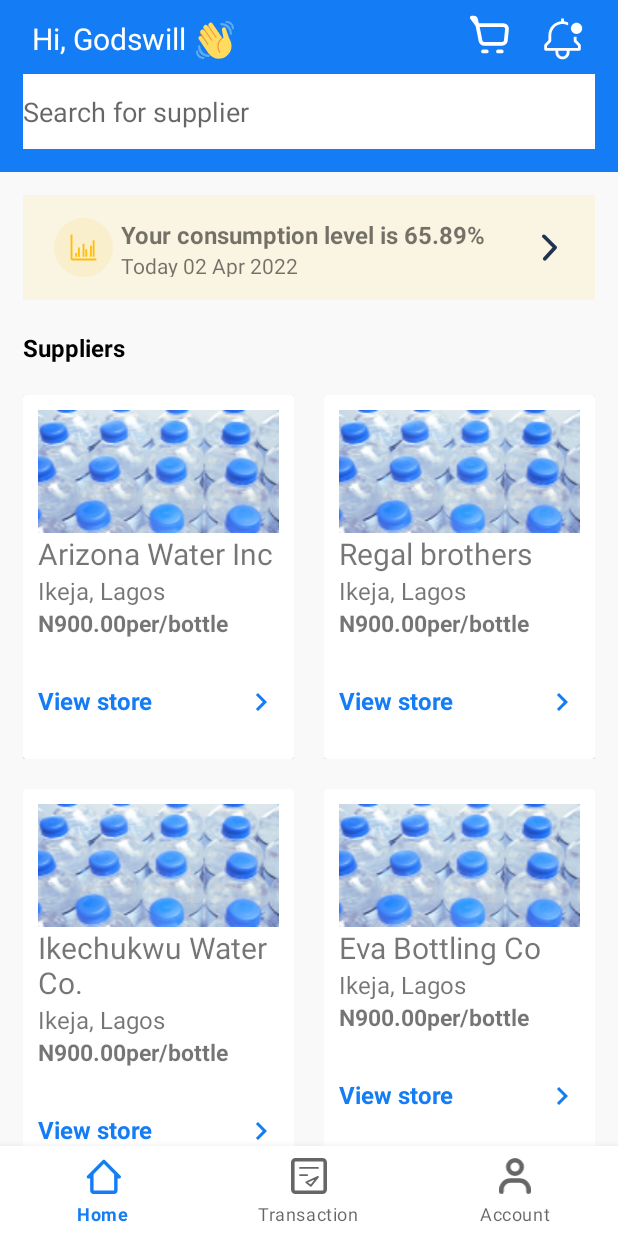
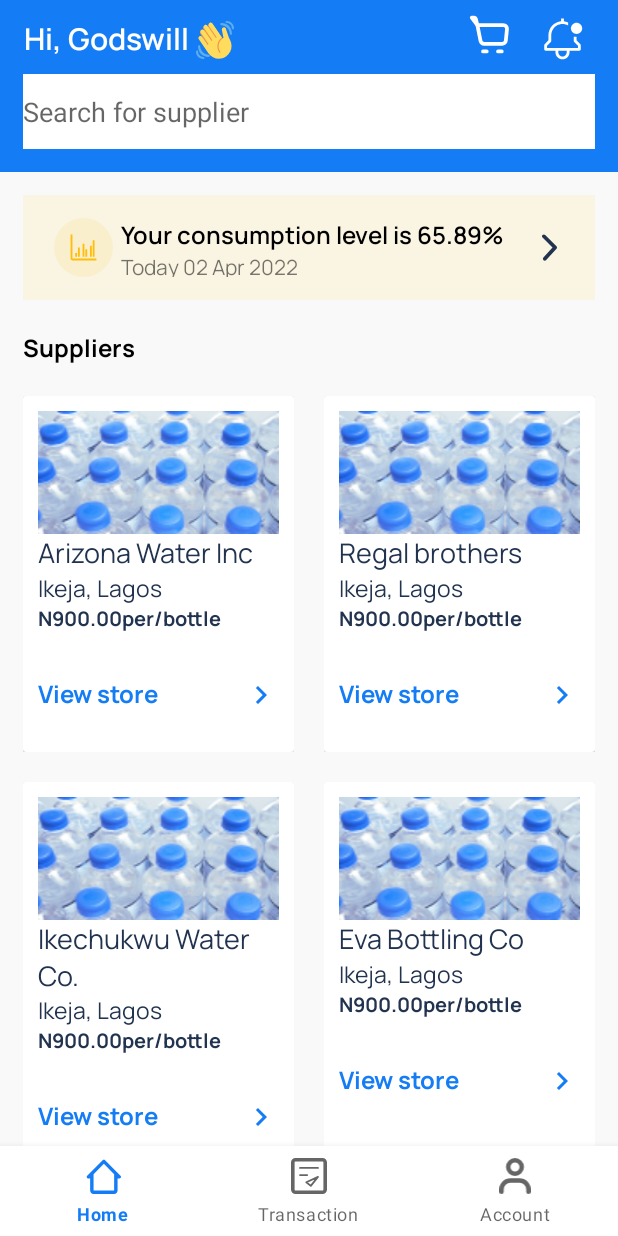
Before and after one commit to Gozirin/AquaWaterApp, an Android app: the screen it shows after launch (ConsumerMainActivity), on a phone screen of 412 x 824 dp. Run offline under Robolectric (Android 15) with nearby library versions, the phone set to English and light mode, and no system bars; our stand-ins replace navigation-ui.

Commit message:
fonts fixed

```diff
--- a/app/src/main/res/layout/consumer_consumption_level_fragment.xml
+++ b/app/src/main/res/layout/consumer_consumption_level_fragment.xml
@@ -26,6 +26,8 @@
                 android:layout_marginStart="5dp"
                 android:layout_marginTop="5dp"
                 android:layout_height="wrap_content"
+                android:textColor="#21334F"
+                android:fontFamily="@font/manrope_regular"
                 android:textSize="16sp"
                 android:text="@string/back"
                 app:drawableStartCompat="@drawable/ic_back_arrow" />
@@ -44,6 +46,8 @@
                 android:paddingStart="0dp"
                 android:paddingEnd="25dp"
                 android:textSize="20sp"
+                android:textColor="#21334F"
+                android:fontFamily="@font/manrope_bold"
                 android:text="@string/statistics_level"
                 android:textStyle="bold"/>
         </LinearLayout>
--- a/app/src/main/res/layout/consumer_home_fragment.xml
+++ b/app/src/main/res/layout/consumer_home_fragment.xml
@@ -46,6 +46,7 @@
                 android:layout_width="wrap_content"
                 android:layout_height="wrap_content"
                 android:text="@string/greeting"
+                android:fontFamily="@font/manrope_semibold"
                 android:textColor="@color/white"
                 android:textSize="20sp"
                 app:layout_constraintBottom_toBottomOf="parent"
@@ -133,12 +134,15 @@
                         android:id="@+id/consumer_home_fragment_consumptionText_tv"
                         android:layout_width="match_parent"
                         android:layout_height="wrap_content"
+                        android:fontFamily="@font/manrope_semibold"
+                        android:textColor="@color/black"
                         android:textSize="16sp"
                         android:textStyle="bold"
                         android:text="@string/consumtion_text"/>
                     <TextView
                         android:id="@+id/consumer_home_fragment_datet_tv"
                         android:layout_width="match_parent"
+                        android:fontFamily="@font/manrope_regular"
                         android:layout_height="wrap_content"
                         android:text="@string/date"/>
                 </LinearLayout>
@@ -161,6 +165,7 @@
             android:paddingStart="15dp"
             android:paddingEnd="0dp"
             android:text="@string/recyclerview_title"
+            android:fontFamily="@font/manrope_bold"
             android:textColor="@color/black"
             android:textSize="16sp"
             android:textStyle="bold"
--- a/app/src/main/res/layout/consumer_homescreen_adapter_item.xml
+++ b/app/src/main/res/layout/consumer_homescreen_adapter_item.xml
@@ -35,21 +35,27 @@
                 <TextView
                     android:id="@+id/consumer_homescreen_adapterItem_companyName_tv"
                     android:layout_width="match_parent"
+                    android:fontFamily="@font/manrope_regular"
                     android:layout_height="wrap_content"
                     android:text="@string/company_name"
-                    android:textSize="20sp"/>
+                    android:textColor="#21334F"
+                    android:textSize="18sp"/>
                 <TextView
                     android:id="@+id/consumer_homescreen_adapterItem_location_tv"
                     android:layout_width="match_parent"
                     android:layout_height="wrap_content"
+                    android:fontFamily="@font/manrope_regular"
+                    android:textColor="#21334F"
                     android:text="@string/location"
-                    android:textSize="16sp"/>
+                    android:textSize="15sp"/>
                 <TextView
                     android:id="@+id/consumer_homescreen_adapterItem_price_tv"
                     android:layout_width="match_parent"
                     android:layout_height="wrap_content"
+                    android:fontFamily="@font/manrope_bold"
                     android:text="@string/price"
-                    android:textSize="15sp"
+                    android:textColor="#21334F"
+                    android:textSize="13sp"
                     android:textStyle="bold"/>
             </LinearLayout>
 
@@ -60,6 +66,7 @@
                     android:layout_width="match_parent"
                     android:layout_height="0dp"
                     android:layout_weight="1"
+                android:fontFamily="@font/manrope_bold"
                     android:text="@string/store"
                     android:textColor="#147DF5"
                     android:textSize="16sp"
--- a/app/src/main/res/layout/day_consumption_fragment.xml
+++ b/app/src/main/res/layout/day_consumption_fragment.xml
@@ -29,11 +29,15 @@
             android:layout_width="wrap_content"
             android:layout_height="wrap_content"
             android:textSize="20sp"
+            android:textColor="#21334F"
+            android:fontFamily="@font/manrope_regular"
             android:text="@string/day_usageText"/>
        <TextView
            android:id="@+id/day_consumption_fragment_usagePercent_tv"
            android:layout_width="wrap_content"
            android:layout_height="wrap_content"
+           android:textColor="#21334F"
+           android:fontFamily="@font/manrope_bold"
            android:textSize="30sp"
            android:text="@string/day_UsagePercent"
            android:textStyle="bold"/>
--- a/app/src/main/res/layout/month_consumption_fragment.xml
+++ b/app/src/main/res/layout/month_consumption_fragment.xml
@@ -29,12 +29,16 @@
             android:layout_width="wrap_content"
             android:layout_height="wrap_content"
             android:textSize="20sp"
+            android:textColor="#21334F"
+            android:fontFamily="@font/manrope_regular"
             android:text="@string/month_usageText"/>
         <TextView
             android:id="@+id/month_consumption_fragment_usagePercent_tv"
             android:layout_width="wrap_content"
             android:layout_height="wrap_content"
             android:textSize="30sp"
+            android:textColor="#21334F"
+            android:fontFamily="@font/manrope_bold"
             android:text="@string/month_usagePercent"
             android:textStyle="bold"/>
     </LinearLayout>
--- a/app/src/main/res/layout/week_consumption_fragment.xml
+++ b/app/src/main/res/layout/week_consumption_fragment.xml
@@ -29,12 +29,16 @@
             android:layout_width="wrap_content"
             android:layout_height="wrap_content"
             android:textSize="20sp"
+            android:textColor="#21334F"
+            android:fontFamily="@font/manrope_regular"
             android:text="@string/week_usageText"/>
         <TextView
             android:id="@+id/week_consumption_fragment_usagePercent_tv"
             android:layout_width="wrap_content"
             android:layout_height="wrap_content"
             android:textSize="30sp"
+            android:textColor="#21334F"
+            android:fontFamily="@font/manrope_bold"
             android:text="@string/week_usagePercent"
             android:textStyle="bold"/>
     </LinearLayout>
--- a/app/src/main/res/layout/year_consumption_fragment.xml
+++ b/app/src/main/res/layout/year_consumption_fragment.xml
@@ -29,12 +29,16 @@
             android:layout_width="wrap_content"
             android:layout_height="wrap_content"
             android:textSize="20sp"
+            android:textColor="#21334F"
+            android:fontFamily="@font/manrope_regular"
             android:text="@string/year_usageText"/>
         <TextView
             android:id="@+id/year_consumption_fragment_usagePercent_tv"
             android:layout_width="wrap_content"
             android:layout_height="wrap_content"
             android:textSize="30sp"
+            android:textColor="#21334F"
+            android:fontFamily="@font/manrope_bold"
             android:text="@string/year_usagePercent"
             android:textStyle="bold"/>
     </LinearLayout>
```
Also changed, not shown: app/src/main/res/layout/consumer_account_fragment.xml (+15 -0 lines), app/src/main/res/font/manrope_bold.ttf (added), app/src/main/res/font/manrope_extrabold.ttf (added), app/src/main/res/font/manrope_extralight.ttf (added), app/src/main/res/font/manrope_light.ttf (added), app/src/main/res/font/manrope_medium.ttf (added), app/src/main/res/font/manrope_semibold.ttf (added).
